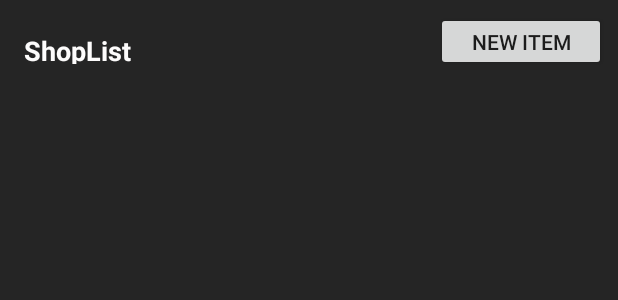
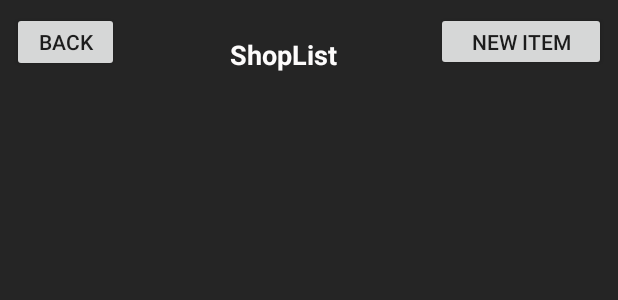
Before and after one commit to PangKimJin/MainActivity2, an Android app: the layout activity_shopping_list_display.xml on its own in the app's theme, with its tools: preview values and no code run, on a phone screen of 412 x 824 dp. Shown: the top 300 px of the screen. Run offline under Robolectric (Android 15) with nearby library versions, the light colour scheme and no system bars.

```diff
--- a/app/src/main/java/com/example/mainactivity/Create_New_List.java
+++ b/app/src/main/java/com/example/mainactivity/Create_New_List.java
@@ -51,6 +51,7 @@ public class Create_New_List extends AppCompatActivity {
                     public void onClick(View view) {
                         boolean isInserted = db.insertData2(editList.getText().toString(),
                                 getCurrentDate());
+                        backToShopList();
                         if (isInserted) {
                             Toast.makeText(Create_New_List.this, "LIST CREATED", Toast.LENGTH_LONG).show();
                         } else {
--- a/app/src/main/java/com/example/mainactivity/ItemListAdaptor.java
+++ b/app/src/main/java/com/example/mainactivity/ItemListAdaptor.java
@@ -44,7 +44,7 @@ public class ItemListAdaptor extends ArrayAdapter<Item> {
         TextView txtQuantity = convertView.findViewById(R.id.quantity);
         TextView txtPrice = convertView.findViewById(R.id.price);
 
-        txtId.setText(Integer.toString(id));
+        txtId.setText(Integer.toString(position + 1));
         txtName.setText(name);
         txtQuantity.setText(Integer.toString(quantity));
         DecimalFormat df = new DecimalFormat();
--- a/app/src/main/java/com/example/mainactivity/UserInputForm.java
+++ b/app/src/main/java/com/example/mainactivity/UserInputForm.java
@@ -51,6 +51,7 @@ public class UserInputForm extends AppCompatActivity {
                         boolean isInserted = db.insertData1(editItem.getText().toString(),
                                 Integer.parseInt(editQuantity.getText().toString()),
                                 Double.parseDouble(editPrice.getText().toString()), id);
+                        backToShopList("" + id);
                         if (isInserted) {
                             Toast.makeText(UserInputForm.this, "ITEM ADDED", Toast.LENGTH_LONG).show();
                         } else {
--- a/app/src/main/res/layout/activity_shopping_list_display.xml
+++ b/app/src/main/res/layout/activity_shopping_list_display.xml
@@ -8,9 +8,9 @@
     tools:context=".shopping_list_display">
 
     <TextView
-        android:id="@+id/textView3"
-        android:layout_width="87dp"
-        android:layout_height="21dp"
+        android:id="@+id/textViewTitle"
+        android:layout_width="173dp"
+        android:layout_height="29dp"
         android:layout_marginStart="8dp"
         android:layout_marginLeft="8dp"
         android:layout_marginEnd="8dp"
@@ -20,12 +20,13 @@
         android:textAppearance="@style/TextAppearance.AppCompat.Medium"
         android:textColor="#FDFCFC"
         android:textStyle="bold"
+        android:gravity = "center"
         app:layout_constraintBottom_toBottomOf="parent"
         app:layout_constraintEnd_toEndOf="parent"
-        app:layout_constraintHorizontal_bias="0.025"
+        app:layout_constraintHorizontal_bias="0.423"
         app:layout_constraintStart_toStartOf="parent"
         app:layout_constraintTop_toTopOf="parent"
-        app:layout_constraintVertical_bias="0.027" />
+        app:layout_constraintVertical_bias="0.028" />
 
     <Button
         android:id="@+id/button_To_User_Input"
@@ -65,4 +66,22 @@
         app:layout_constraintTop_toTopOf="parent"
         app:layout_constraintVertical_bias="0.829" />
 
+    <Button
+        android:id="@+id/button_back"
+        android:layout_width="71dp"
+        android:layout_height="40dp"
+        android:layout_marginStart="8dp"
+        android:layout_marginLeft="8dp"
+        android:layout_marginTop="8dp"
+        android:layout_marginEnd="8dp"
+        android:layout_marginRight="8dp"
+        android:layout_marginBottom="8dp"
+        android:text="Back"
+        app:layout_constraintBottom_toBottomOf="parent"
+        app:layout_constraintEnd_toEndOf="parent"
+        app:layout_constraintHorizontal_bias="0.0"
+        app:layout_constraintStart_toStartOf="parent"
+        app:layout_constraintTop_toTopOf="parent"
+        app:layout_constraintVertical_bias="0.0" />
+
 </androidx.constraintlayout.widget.ConstraintLayout>
```
Also changed, not shown: app/src/main/java/com/example/mainactivity/Database.java (+12 -0 lines), app/src/main/java/com/example/mainactivity/ItemDisplay.java (+24 -4 lines), app/src/main/java/com/example/mainactivity/shopping_list_display.java (+40 -3 lines).
